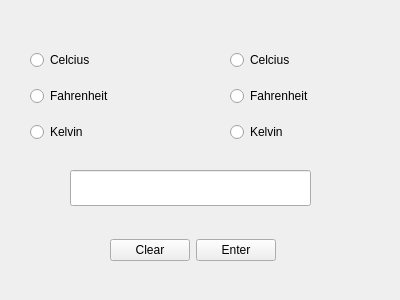
This is temp_conversion/basic.ui in NesQuickCoding/Multi-Purpose-Calculator as Qt 5 draws it before an edit. The edited form follows.
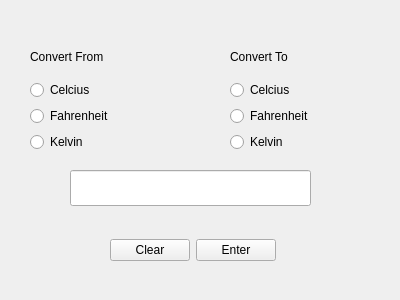
This is the edited form.

Commit message: Added labels from convert from/to clarification

The edit to the form file:
```diff
--- a/temp_conversion/basic.ui
+++ b/temp_conversion/basic.ui
@@ -81,6 +81,13 @@
     </rect>
    </property>
    <layout class="QVBoxLayout" name="verticalLayout">
+    <item>
+     <widget class="QLabel" name="leftHand_Input_Label">
+      <property name="text">
+       <string>Convert From</string>
+      </property>
+     </widget>
+    </item>
     <item>
      <widget class="QRadioButton" name="leftHand_Celcius">
       <property name="text">
@@ -114,6 +121,13 @@
     </rect>
    </property>
    <layout class="QVBoxLayout" name="verticalLayout_2">
+    <item>
+     <widget class="QLabel" name="rightHand_Output_Label">
+      <property name="text">
+       <string>Convert To</string>
+      </property>
+     </widget>
+    </item>
     <item>
      <widget class="QRadioButton" name="rightHand_Celcius">
       <property name="text">
```
